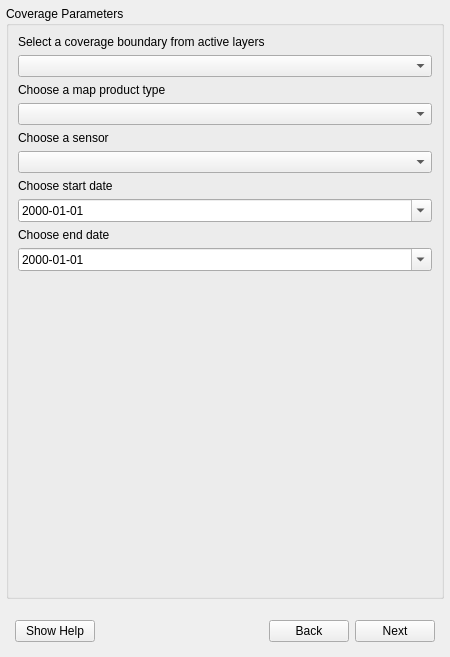
The window that geosys/ui/templates/geosys_dockwidget_base.ui (earthdaily/qgis-plugin) describes before a commit, drawn with Qt 5.
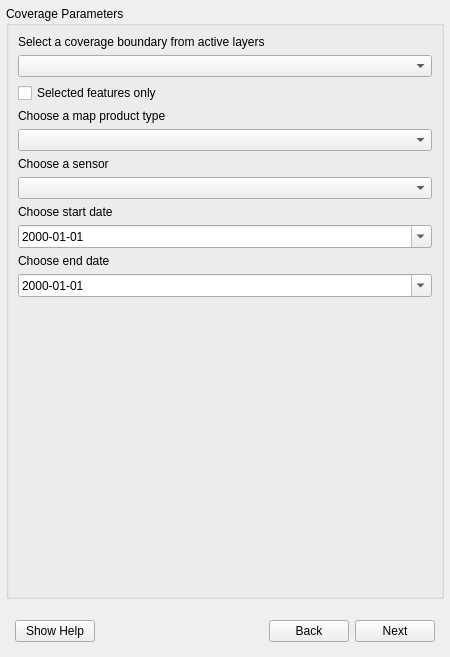
The same window after the commit.

Commit message: selected features checkbox

```diff
--- a/geosys/ui/templates/geosys_dockwidget_base.ui
+++ b/geosys/ui/templates/geosys_dockwidget_base.ui
@@ -107,6 +107,19 @@
                </property>
               </widget>
              </item>
+             <item>
+              <widget class="QCheckBox" name="selected_features_checkbox">
+               <property name="enabled">
+                <bool>true</bool>
+               </property>
+               <property name="layoutDirection">
+                <enum>Qt::LeftToRight</enum>
+               </property>
+               <property name="text">
+                <string>Selected features only</string>
+               </property>
+              </widget>
+             </item>
              <item>
               <widget class="QLabel" name="map_product_label">
                <property name="text">
```
The commit also changes 2 other files.
